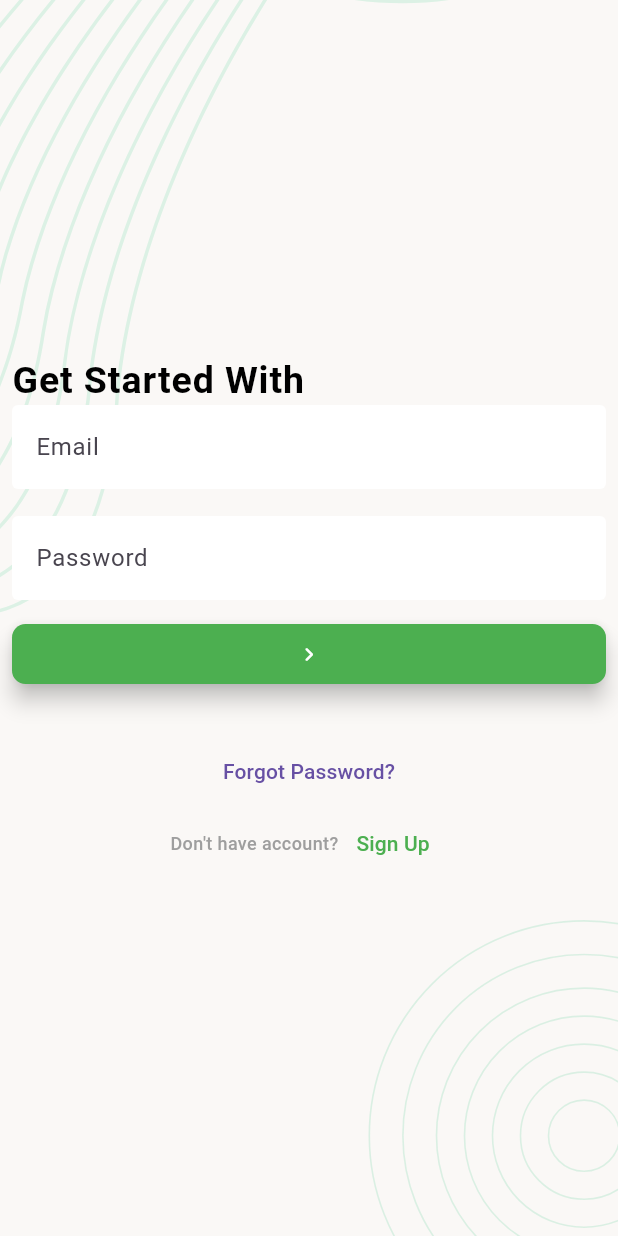
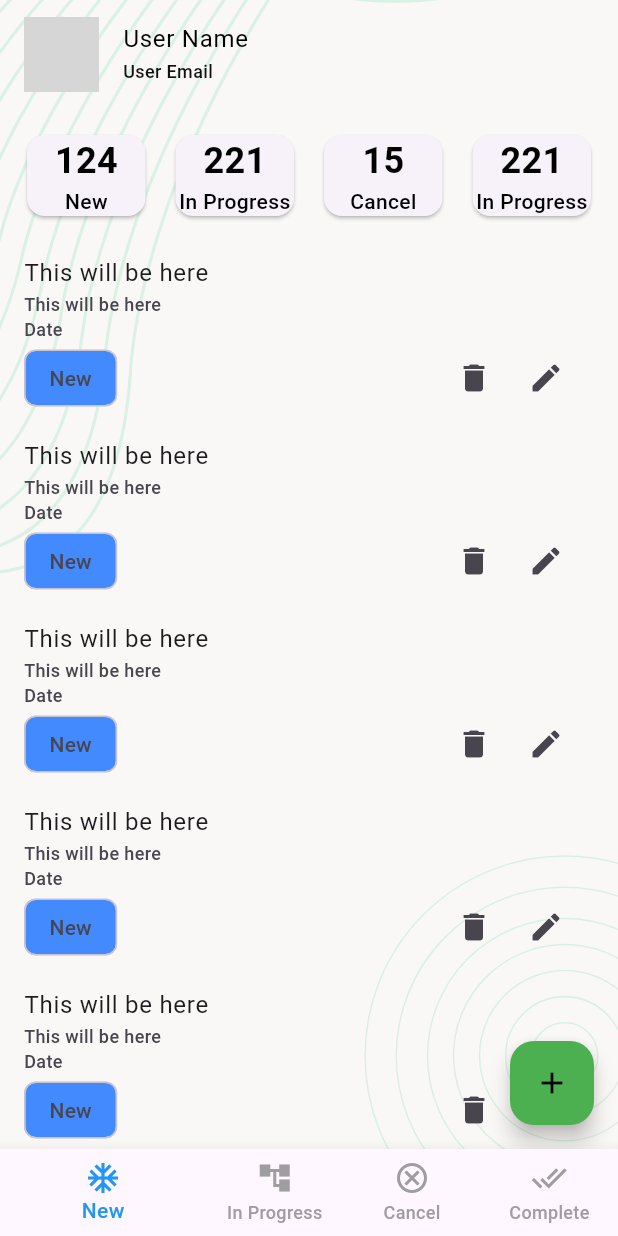
Before and after one commit to farhanmahmud21/task_management, a Flutter app: the screen it shows after launch, after a tap on the "chevron right" icon, on a phone screen of 412 x 824 dp. Run offline on Flutter 3.47's test engine with Material 3 defaults, Android fonts, the phone set to English and light mode, and no system bars; our stand-ins replace flutter_svg, pin_code_fields; network calls fail; grey boxes are pictures that could not be loaded.

Commit message:
second commit

```diff
--- a/lib/Ui/Screens/Login_Screen.dart
+++ b/lib/Ui/Screens/Login_Screen.dart
@@ -1,5 +1,6 @@
 import 'package:flutter/material.dart';
 import 'package:task_manager/Ui/Screens/Splash_Screen.dart';
+import 'package:task_manager/Ui/Screens/base_bottom_navigationBar.dart';
 import 'package:task_manager/Ui/Screens/email_verification_screen.dart';
 
 class Login_Screen extends StatelessWidget {
@@ -38,7 +39,13 @@ class Login_Screen extends StatelessWidget {
                 Container(
                   width: double.infinity,
                   child: ElevatedButton(
-                      onPressed: () {},
+                      onPressed: () {
+                        Navigator.push(
+                            context,
+                            MaterialPageRoute(
+                              builder: (context) => const Base_NavigationBar(),
+                            ));
+                      },
                       child: const Icon(Icons.chevron_right_rounded)),
                 ),
                 const SizedBox(
--- /dev/null
+++ b/lib/Ui/Screens/base_bottom_navigationBar.dart
@@ -0,0 +1,49 @@
+import 'package:flutter/material.dart';
+import 'package:task_manager/Ui/Screens/cancelled_progress.dart';
+import 'package:task_manager/Ui/Screens/complete_task.dart';
+import 'package:task_manager/Ui/Screens/in_progress.dart';
+import 'package:task_manager/Ui/Screens/new_taskScreen.dart';
+
+class Base_NavigationBar extends StatefulWidget {
+  const Base_NavigationBar({super.key});
+
+  @override
+  State<Base_NavigationBar> createState() => _Base_NavigationBarState();
+}
+
+class _Base_NavigationBarState extends State<Base_NavigationBar> {
+  int _currentIndex = 0;
+
+  final List<Widget> _screens = [
+    const NewTaskScreen(),
+    const InProgress(),
+    const CancelledTask(),
+    const CompleteTask(),
+  ];
+
+  @override
+  Widget build(BuildContext context) {
+    return Scaffold(
+      body: _screens[_currentIndex],
+      bottomNavigationBar: BottomNavigationBar(
+          onTap: (int index) {
+            _currentIndex = index;
+            setState(() {});
+          },
+          currentIndex: _currentIndex,
+          unselectedItemColor: Colors.grey,
+          unselectedLabelStyle: const TextStyle(color: Colors.grey),
+          showUnselectedLabels: true,
+          selectedItemColor: Colors.blue,
+          items: const [
+            BottomNavigationBarItem(icon: Icon(Icons.ac_unit), label: 'New'),
+            BottomNavigationBarItem(
+                icon: Icon(Icons.account_tree), label: 'In Progress'),
+            BottomNavigationBarItem(
+                icon: Icon(Icons.cancel_outlined), label: 'Cancel'),
+            BottomNavigationBarItem(
+                icon: Icon(Icons.done_all), label: 'Complete'),
+          ]),
+    );
+  }
+}
--- a/lib/Ui/Screens/email_verification_screen.dart
+++ b/lib/Ui/Screens/email_verification_screen.dart
@@ -31,7 +31,7 @@ class EmailVerificationScreen extends StatelessWidget {
                 const SizedBox(
                   height: 12,
                 ),
-                Container(
+                SizedBox(
                   width: double.infinity,
                   child: ElevatedButton(
                       onPressed: () {
@@ -59,7 +59,7 @@ class EmailVerificationScreen extends StatelessWidget {
                                 builder: (context) => const Login_Screen(),
                               ));
                         },
-                        child: Text('Sign in'))
+                        child: const Text('Sign in'))
                   ],
                 )
               ],
--- /dev/null
+++ b/lib/Ui/Screens/new_taskScreen.dart
@@ -0,0 +1,105 @@
+import 'package:flutter/material.dart';
+import 'package:task_manager/Ui/Screens/Splash_Screen.dart';
+import 'package:task_manager/Ui/Screens/add_new_task.dart';
+import './summary_Card.dart';
+
+class NewTaskScreen extends StatelessWidget {
+  const NewTaskScreen({super.key});
+
+  @override
+  Widget build(BuildContext context) {
+    return Scaffold(
+      floatingActionButton: FloatingActionButton(
+        backgroundColor: Colors.green,
+        foregroundColor: Colors.black,
+        onPressed: () {
+          Navigator.push(
+              context,
+              MaterialPageRoute(
+                builder: (context) => const Add_New_Task(),
+              ));
+        },
+        child: Icon(Icons.add),
+      ),
+      body: Screen_Background(
+        child: SafeArea(
+          child: Column(
+            children: [
+              const ListTile(
+                tileColor: Color.fromARGB(255, 0, 0, 0),
+                leading: CircleAvatar(
+                  backgroundImage: NetworkImage(
+                      'https://plus.unsplash.com/premium_photo-1709311452215-496c6740ca59?q=80&w=2070&auto=format&fit=crop&ixlib=rb-4.0.3&ixid=M3wxMjA3fDB8MHxwaG90by1wYWdlfHx8fGVufDB8fHx8fA%3D%3D'),
+                  radius: 25,
+                ),
+                title: Text(
+                  'User Name',
+                  style: TextStyle(color: Color.fromARGB(255, 0, 0, 0)),
+                ),
+                subtitle: Text(
+                  'User Email',
+                  style: TextStyle(color: Color.fromARGB(255, 18, 17, 17)),
+                ),
+              ),
+              const Padding(
+                padding: const EdgeInsets.all(8.0),
+                child: const Row(
+                  children: [
+                    Expanded(
+                      child: SummaryCard(
+                        title: 'New',
+                        number: 124,
+                      ),
+                    ),
+                    Expanded(
+                      child: SummaryCard(number: 221, title: 'In Progress'),
+                    ),
+                    Expanded(
+                      child: SummaryCard(
+                        title: 'Cancel',
+                        number: 15,
+                      ),
+                    ),
+                    Expanded(
+                      child: SummaryCard(number: 221, title: 'In Progress'),
+                    )
+                  ],
+                ),
+              ),
+              Expanded(
+                child: ListView.builder(
+                  itemCount: 20,
+                  itemBuilder: (context, index) => ListTile(
+                    title: Text('This will be here'),
+                    subtitle: Column(
+                      crossAxisAlignment: CrossAxisAlignment.start,
+                      children: [
+                        const Text('This will be here'),
+                        const Text('Date'),
+                        Row(
+                          children: [
+                            const Chip(
+                              label: Text('New'),
+                              backgroundColor: Colors.blueAccent,
+                            ),
+                            const Spacer(),
+                            IconButton(
+                              onPressed: () {},
+                              icon: const Icon(Icons.delete),
+                            ),
+                            IconButton(
+                                onPressed: () {}, icon: const Icon(Icons.edit))
+                          ],
+                        )
+                      ],
+                    ),
+                  ),
+                ),
+              )
+            ],
+          ),
+        ),
+      ),
+    );
+  }
+}
--- a/lib/Ui/Screens/reset_password.dart
+++ b/lib/Ui/Screens/reset_password.dart
@@ -71,6 +71,5 @@ class Set_Password extends StatelessWidget {
         ),
       ),
     );
-    ;
   }
 }
--- /dev/null
+++ b/lib/Ui/Screens/summary_Card.dart
@@ -0,0 +1,27 @@
+import 'package:flutter/material.dart';
+
+class SummaryCard extends StatelessWidget {
+  const SummaryCard({super.key, required this.number, required this.title});
+
+  final int number;
+  final String title;
+  @override
+  Widget build(BuildContext context) {
+    return Card(
+      margin: const EdgeInsets.all(10),
+      child: Column(
+        children: [
+          Text(
+            '$number',
+            style: const TextStyle(
+                fontSize: 24, color: Colors.black, fontWeight: FontWeight.bold),
+          ),
+          Text(
+            title,
+            style: const TextStyle(fontSize: 14, color: Colors.black),
+          )
+        ],
+      ),
+    );
+  }
+}
```
Also changed, not shown: lib/Ui/Screens/add_new_task.dart (added, +62 -0 lines), lib/Ui/Screens/cancelled_progress.dart (added, +12 -0 lines), lib/Ui/Screens/complete_task.dart (added, +12 -0 lines), lib/Ui/Screens/in_progress.dart (added, +12 -0 lines), lib/Ui/Screens/signup_page.dart (+14 -5 lines).
